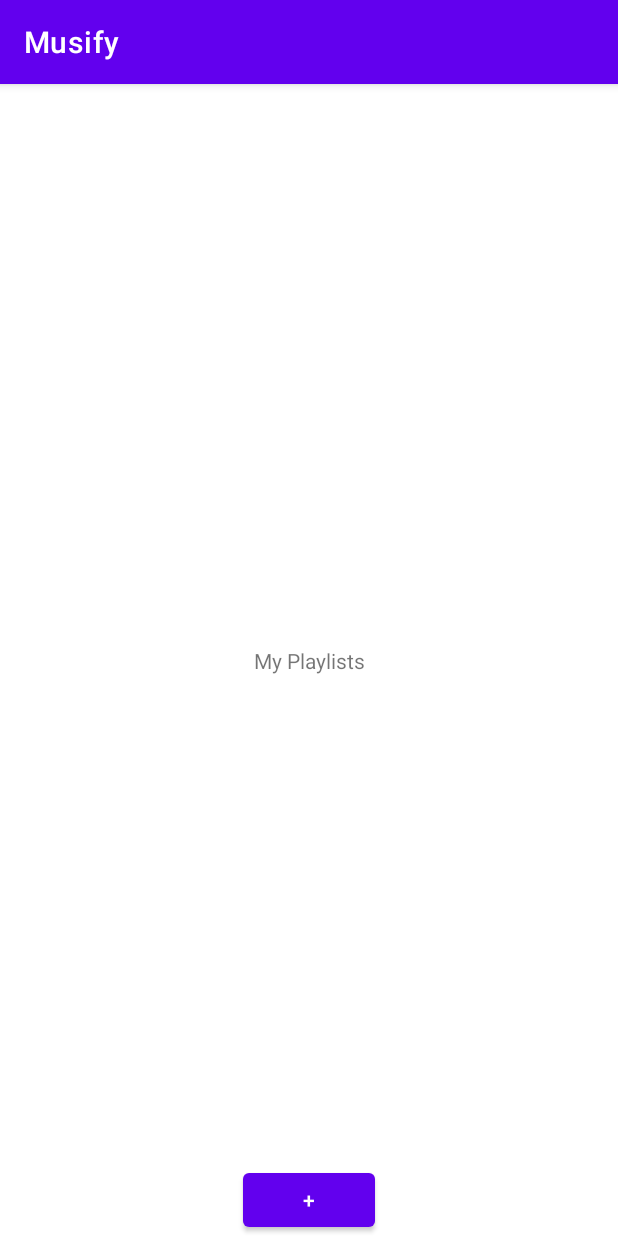
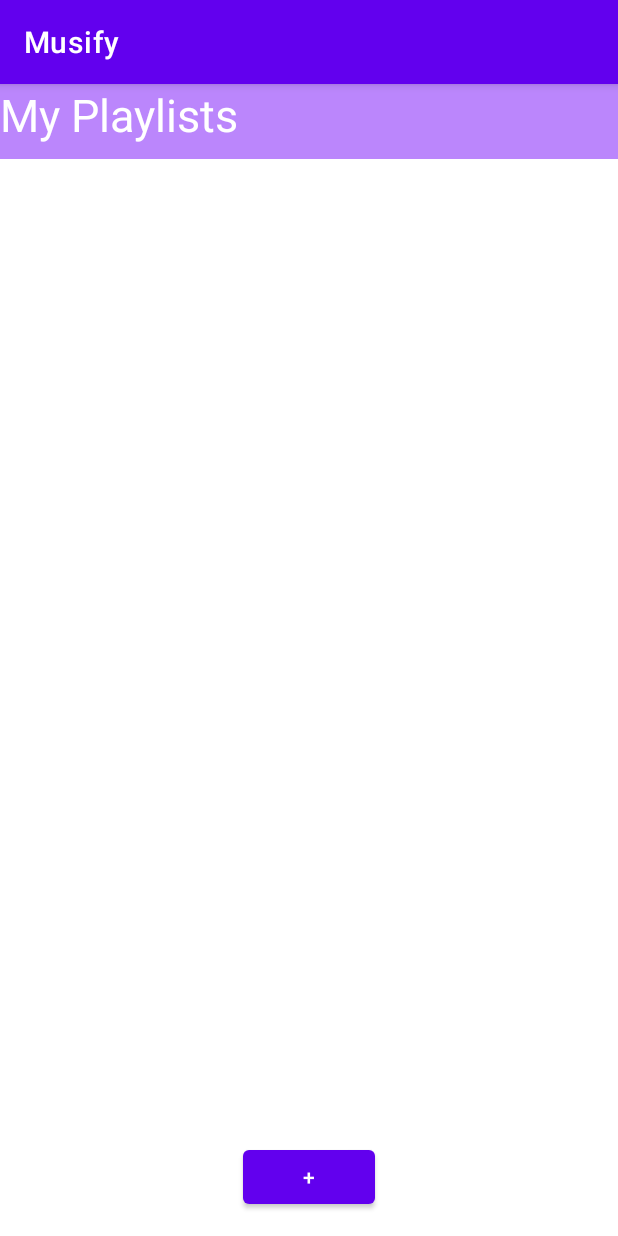
Before and after one commit to zaedaamrin/HackChallenge2021, an Android app: the screen it shows after launch (MainActivity), on a phone screen of 412 x 824 dp. Run offline under Robolectric (Android 15) with nearby library versions, the light colour scheme and no system bars.

Commit message:
Fixed the Intents and Adapter

```diff
--- a/Musify/app/src/main/java/com/example/musify/MainActivity.kt
+++ b/Musify/app/src/main/java/com/example/musify/MainActivity.kt
@@ -1,27 +1,48 @@
 package com.example.musify
 
+import android.content.Intent
 import androidx.appcompat.app.AppCompatActivity
 import android.os.Bundle
+import android.widget.Button
+import androidx.recyclerview.widget.LinearLayoutManager
+import androidx.recyclerview.widget.RecyclerView
 
 class MainActivity : AppCompatActivity() {
-    private val addPlaylistButton: Button
-    private lateinit var recyclerView: recyclerView
-    private val playList = mutableListOf<Playlist>()
+    private lateinit var addPlaylistButton: Button
+    private lateinit var recyclerView: RecyclerView
+    private lateinit var layoutManager: RecyclerView.LayoutManager
+    private val playlistsList = mutableListOf<Playlist>()
 
     override fun onCreate(savedInstanceState: Bundle?) {
         super.onCreate(savedInstanceState)
         setContentView(R.layout.activity_main)
 
-        addButton = findViewById(R.id.addButton)
-        addButton.setOnClickListener {
-            val intent = Intent(this, PlayListDetailsActivity::class.java).apply {
-                putExtra("name", "")
-
+        addPlaylistButton = findViewById(R.id.addButton)
+        addPlaylistButton.setOnClickListener { //if (playlistsList.size == 0 ) {
+            val intent = Intent(this, PlaylistDetailsActivity::class.java).apply {
+                putExtra("position", playlistsList.size)
             }
             startActivity(intent)
         }
 
         recyclerView = findViewById(R.id.recyclerView)
-        recyclerView.layoutManager = LinearLayoutManager(this)
+        val adapter = PlaylistAdapter(playlistsList)
+        recyclerView.adapter = adapter
+        layoutManager = LinearLayoutManager(this@MainActivity, LinearLayoutManager.VERTICAL, false)
+        recyclerView.layoutManager = layoutManager
+
+        val name = intent.extras?.getString("name")
+        val position = intent.extras?.getInt("position")
+
+        if (position != null && name != null) {
+            if (position == 0 || position >= playlistsList.size) {
+                playlistsList.add(Playlist(name, 0, R.drawable.empty_playlist))
+                adapter.notifyItemChanged(position)
+            }
+            else {
+                playlistsList[position] = Playlist(name, 0, R.drawable.empty_playlist)
+                adapter.notifyItemChanged(position)
+            }
+        }
     }
 }
--- a/Musify/app/src/main/java/com/example/musify/PlaylistAdapter.kt
+++ b/Musify/app/src/main/java/com/example/musify/PlaylistAdapter.kt
@@ -25,7 +25,8 @@ class PlaylistAdapter(private val playlists: List<Playlist>) : RecyclerView.Adap
     override fun onBindViewHolder(holder: PlaylistAdapter.ViewHolder, position: Int) {
         val playlist = playlists[position]
         holder.playlistName.text = playlist.name
-        holder.playlistSize.text = (playlist.size-1).toString()
+        if (playlist.size != 0) { holder.playlistSize.text = (playlist.size-1).toString()}
+        else { holder.playlistSize.text = "0" }
         holder.playlistImage.setImageResource(playlist.picture)
 
         val context = holder.itemView.context
@@ -33,7 +34,7 @@ class PlaylistAdapter(private val playlists: List<Playlist>) : RecyclerView.Adap
             val intent = Intent(context, PlaylistDetailsActivity::class.java).apply {
                 putExtra("position", position)
                 putExtra("name", playlist.name)
-                putExtra("size", playlist.size-1)
+                putExtra("size", playlist.size)
                 putExtra("picture", playlist.picture)
                 //putExtra("songs", playlist.songs)
             }
--- a/Musify/app/src/main/res/layout/activity_main.xml
+++ b/Musify/app/src/main/res/layout/activity_main.xml
@@ -8,25 +8,32 @@
 
     <TextView
         android:id="@+id/header"
-        android:layout_width="wrap_content"
-        android:layout_height="wrap_content"
+        android:layout_width="match_parent"
+        android:layout_height="50dp"
+        android:background="@color/purple_200"
         android:text="My Playlists"
-        app:layout_constraintBottom_toBottomOf="parent"
+        android:textColor="@color/white"
+        android:textSize="30sp"
         app:layout_constraintLeft_toLeftOf="parent"
         app:layout_constraintRight_toRightOf="parent"
         app:layout_constraintTop_toTopOf="parent" />
 
     <androidx.recyclerview.widget.RecyclerView
         android:id="@+id/recyclerView"
-        android:layout_width="match_parent"
-        android:layout_height="match_parent"
-        />
+        android:layout_width="411dp"
+        android:layout_height="668dp"
+        android:layout_marginTop="40dp"
+        app:layout_constraintBottom_toBottomOf="parent"
+        app:layout_constraintEnd_toEndOf="parent"
+        app:layout_constraintStart_toStartOf="parent"
+        app:layout_constraintTop_toBottomOf="@+id/header" />
 
     <Button
         android:id="@+id/addButton"
         android:layout_width="wrap_content"
         android:layout_height="wrap_content"
-        android:text="+"
+        android:text="@string/new_playlist"
+        android:layout_marginBottom="15dp"
         app:layout_constraintBottom_toBottomOf="parent"
         app:layout_constraintLeft_toLeftOf="parent"
         app:layout_constraintRight_toRightOf="parent" />
--- a/Musify/app/src/main/res/values/colors.xml
+++ b/Musify/app/src/main/res/values/colors.xml
@@ -7,4 +7,5 @@
     <color name="teal_700">#FF018786</color>
     <color name="black">#FF000000</color>
     <color name="white">#FFFFFFFF</color>
+    <color name="red">#D13D3D</color>
 </resources>
```
Also changed, not shown: Musify/app/src/main/java/com/example/musify/PlaylistDetailsActivity.kt (+8 -8 lines), Musify/app/src/main/res/layout/activity_playlist_details.xml (+37 -26 lines), Musify/app/src/main/res/values/strings.xml (+10 -0 lines).
